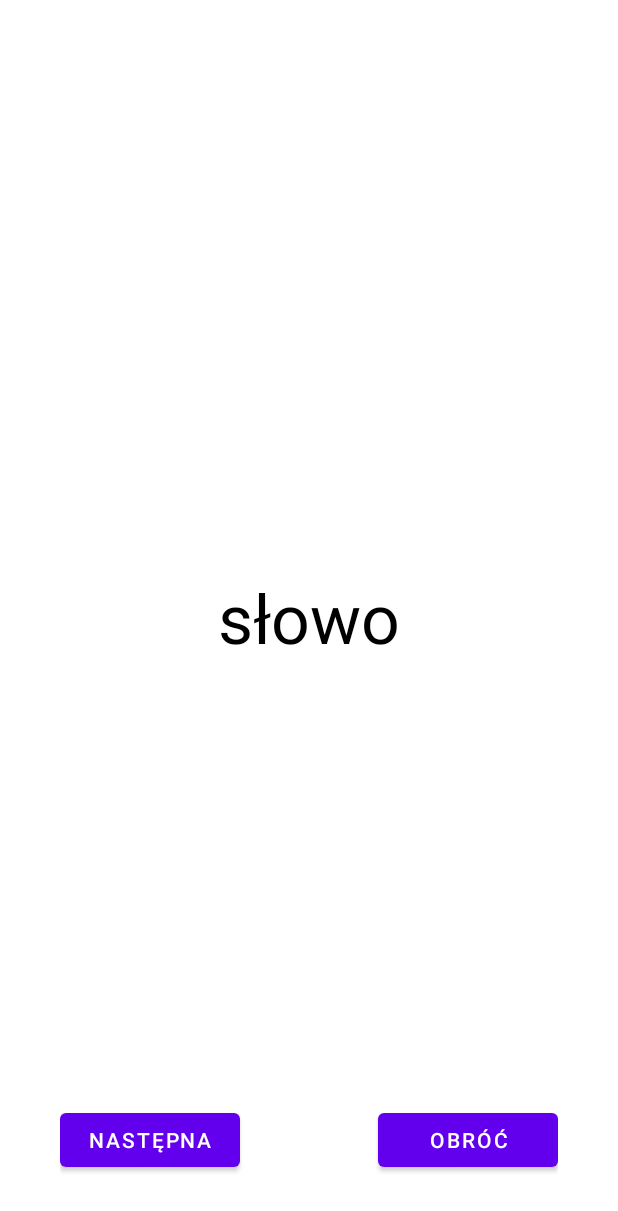
After one commit to ReFZero/Flashcards, an Android app: the Flashcards screen opened directly, with no data from a screen before it, on a phone screen of 412 x 824 dp. The commit adds this screen. Shown: the top 1211 px of the screen. Run offline under Robolectric (Android 15) with nearby library versions, the phone set to English and light mode, and no system bars; 8 statements that could not run were skipped.

Commit message:
Model classes introduced (EnglishWord, GermanWord, SpanishWord, NorwegianWord). Flashcards activity added. added layout for Flashcards activity. Currently, Flashcards allows you to create a list of objects depending on the language you have chosen. Added lombok and jackson.

```diff
--- a/app/build.gradle
+++ b/app/build.gradle
@@ -35,6 +35,12 @@ dependencies {
     implementation 'androidx.constraintlayout:constraintlayout:2.1.4'
     implementation 'androidx.navigation:navigation-fragment:2.5.3'
     implementation 'androidx.navigation:navigation-ui:2.5.3'
+
+    implementation 'com.fasterxml.jackson.core:jackson-databind:2.14.2'
+
+    compileOnly 'org.projectlombok:lombok:1.18.30'
+    annotationProcessor 'org.projectlombok:lombok:1.18.30'
+
     testImplementation 'junit:junit:4.13.2'
     androidTestImplementation 'androidx.test.ext:junit:1.1.5'
     androidTestImplementation 'androidx.test.espresso:espresso-core:3.5.1'
--- a/app/src/main/AndroidManifest.xml
+++ b/app/src/main/AndroidManifest.xml
@@ -14,6 +14,7 @@
         <activity android:name=".activity.MenuLanguages" />
         <activity android:name=".activity.About" />
         <activity android:name=".activity.MenuSet" />
+        <activity android:name=".activity.Flashcards" />
         <activity
             android:name=".activity.MainMenu"
             android:exported="true">
--- /dev/null
+++ b/app/src/main/java/pl/ReFZero/activity/Flashcards.java
@@ -0,0 +1,111 @@
+package pl.ReFZero.activity;
+
+import android.annotation.SuppressLint;
+import android.os.Bundle;
+import android.util.Log;
+import android.widget.Button;
+import android.widget.TextView;
+
+import androidx.annotation.Nullable;
+import androidx.appcompat.app.AppCompatActivity;
+
+
+import com.fasterxml.jackson.databind.ObjectMapper;
+
+import java.io.IOException;
+import java.io.InputStream;
+import java.util.ArrayList;
+import java.util.Arrays;
+import java.util.List;
+
+import pl.ReFZero.R;
+import pl.ReFZero.model.EnglishWord;
+import pl.ReFZero.model.GermanWord;
+import pl.ReFZero.model.NorwegianWord;
+import pl.ReFZero.model.SpanishWord;
+
+@SuppressLint("MissingInflatedId")
+public class Flashcards extends AppCompatActivity {
+
+    private List<?> wordList = new ArrayList<>(50);
+    private ObjectMapper mapper = new ObjectMapper();
+
+    @Override
+    protected void onCreate(@Nullable Bundle savedInstanceState) {
+        super.onCreate(savedInstanceState);
+        setContentView(R.layout.activity_flashcards);
+
+        Button bNext = findViewById(R.id.b_next);
+        Button bReverse = findViewById(R.id.b_reverse);
+
+        TextView message = findViewById(R.id.word_content);
+        TextView wordNumber = findViewById(R.id.word_number);
+
+        Bundle extras = getIntent().getExtras();
+        String firstLanguage = extras.getString("firstLanguage");
+        String secondLanguage = extras.getString("secondLanguage");
+        String numberFileName = extras.getString("fileNameToUse");
+
+        String providedLanguage = provideLanguage(firstLanguage, secondLanguage);
+
+        if (numberFileName != null) {
+            switch (providedLanguage) {
+                case "english": {
+                    createListWords(EnglishWord[].class,numberFileName,providedLanguage);
+                    break;
+                }
+                case "german": {
+                    createListWords(GermanWord[].class,numberFileName,providedLanguage);
+                    break;
+                }
+                case "spanish": {
+                    createListWords(SpanishWord[].class,numberFileName,providedLanguage);
+                    break;
+                }
+                case "norwegian": {
+                    createListWords(NorwegianWord[].class,numberFileName,providedLanguage);
+                    break;
+                }
+                default:
+                    // Throw Exception
+                    break;
+            }
+        }
+
+        Log.i("word 0", (wordList.get(49).toString()));
+    }
+
+    private <T> void createListWords(Class<T[]> languageClass, String numberFileName, String providedLanguage) {
+
+        String fullFileName = createFullFileName(providedLanguage, numberFileName);
+        if (languageClass == null) {
+            Log.e("App", "Error: languageClass array is null or empty!");
+            return;
+        }
+
+        try {
+            InputStream inputStream = getAssets().open(fullFileName);
+            wordList = Arrays.asList(mapper.readValue(inputStream, languageClass));
+            inputStream.close();
+        } catch (IOException ioException) {
+            Log.e("App", "Error: File not found! Check 'extras' file name.");
+        }
+    }
+
+    private String createFullFileName(String fromLanguage, String numberFileName) {
+        return fromLanguage + "/" + fromLanguage + "_" + numberFileName + ".json";
+    }
+
+    private String provideLanguage(String first, String second) {
+        if (first.equals("english") || second.equals("english")) {
+            return "english";
+        } else if (first.equals("german") || second.equals("german")) {
+            return "german";
+        } else if (first.equals("spanish") || second.equals("spanish")) {
+            return "spanish";
+        } else if (first.equals("norwegian") || second.equals("norwegian")) {
+            return "norwegian";
+        }
+        return "Error";
+    }
+}
--- /dev/null
+++ b/app/src/main/res/layout/activity_flashcards.xml
@@ -0,0 +1,49 @@
+<?xml version="1.0" encoding="utf-8"?>
+<RelativeLayout xmlns:android="http://schemas.android.com/apk/res/android"
+    xmlns:tools="http://schemas.android.com/tools"
+    android:layout_width="match_parent"
+    android:layout_height="match_parent"
+    android:padding="40dp"
+
+    android:orientation="vertical"
+    tools:context=".activity.Flashcards">
+
+    <TextView
+        android:id="@+id/word_number"
+        android:layout_width="99dp"
+        android:layout_height="46dp"
+        android:gravity="center"
+        android:textColor="#000000"
+        android:text=" "
+        android:textSize="30dp" />
+
+    <TextView
+        android:id="@+id/word_content"
+        android:layout_width="350dp"
+        android:layout_height="206dp"
+        android:layout_centerInParent="true"
+        android:gravity="center"
+        android:text="słowo"
+        android:textColor="#000000"
+        android:textSize="45dp" />
+
+    <Button
+        android:id="@+id/b_next"
+        android:layout_width="wrap_content"
+        android:layout_height="wrap_content"
+        android:layout_alignTop="@id/b_reverse"
+        android:textColor="#FFFFFF"
+        android:width="120dp"
+        android:text="Następna" />
+
+    <Button
+        android:id="@+id/b_reverse"
+        android:layout_alignParentRight="true"
+        android:layout_alignParentBottom="true"
+        android:layout_width="wrap_content"
+        android:layout_height="wrap_content"
+        android:textColor="#FFFFFF"
+        android:width="120dp"
+        android:text="Obróć" />
+
+</RelativeLayout>
--- a/app/src/main/res/layout/activity_menu_languages.xml
+++ b/app/src/main/res/layout/activity_menu_languages.xml
@@ -14,7 +14,7 @@
         android:orientation="vertical"
         tools:context=".activity.MenuLanguages">
         <TextView
-            android:id="@+id/textView"
+            android:id="@+id/t_title"
             android:layout_width="match_parent"
             android:layout_height="wrap_content"
             android:layout_marginTop="50dp"
--- a/app/src/main/res/layout/activity_menu_set.xml
+++ b/app/src/main/res/layout/activity_menu_set.xml
@@ -6,7 +6,7 @@
     tools:context=".activity.MenuSet">
 
     <TextView
-        android:id="@+id/textView"
+        android:id="@+id/text_menu_set_title"
         android:layout_width="wrap_content"
         android:layout_height="wrap_content"
 
```
Also changed, not shown: app/src/main/java/pl/ReFZero/activity/MainMenu.java (+6 -6 lines), app/src/main/java/pl/ReFZero/activity/MenuSet.java (+74 -26 lines), app/src/main/java/pl/ReFZero/model/EnglishWord.java (added, +16 -0 lines), app/src/main/java/pl/ReFZero/model/GermanWord.java (added, +16 -0 lines), app/src/main/java/pl/ReFZero/model/NorwegianWord.java (added, +16 -0 lines), app/src/main/java/pl/ReFZero/model/SpanishWord.java (added, +16 -0 lines), app/src/main/res/layout/activity_main_menu.xml (+4 -4 lines), 1 other file.
